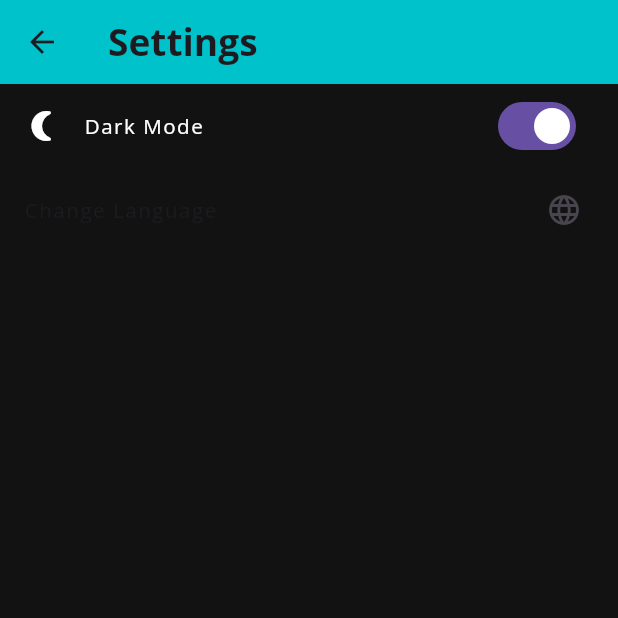
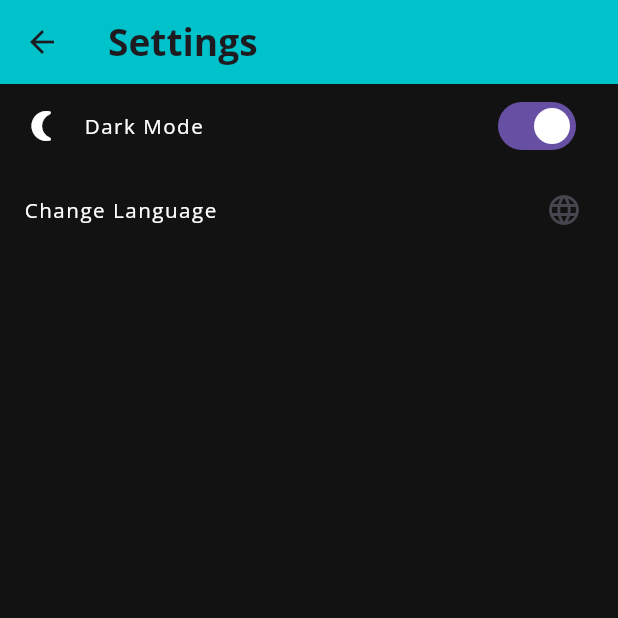
Before and after one commit to meruyert4/recipe_app, a Flutter app: the SettingsScreen screen opened directly, after a tap on "Light Mode", on a phone screen of 412 x 824 dp, the top half of it. Run offline on Flutter 3.47's test engine with Material 3 defaults, Android fonts, the phone set to English and light mode, and no system bars; our stand-ins replace cached_network_image, csv, firebase_auth, firebase_core, firebase_database, google_fonts and 3 more; accounts and stored records are empty; generated files the repository leaves out were written again; network calls fail.

Commit message:
fixed theme texts

```diff
--- a/lib/screens/settings_screen.dart
+++ b/lib/screens/settings_screen.dart
@@ -39,7 +39,12 @@ class SettingsScreen extends StatelessWidget {
             ),
           ),
           ListTile(
-            title: Text(AppLocalizations.of(context)!.changeLanguage),
+            title: Text(
+              AppLocalizations.of(context)!.changeLanguage,
+              style: theme.textTheme.bodyLarge?.copyWith(
+                color: isDark ? Colors.white : Colors.black, // Adjust text color based on theme
+              ),
+            ),
             trailing: const Icon(Icons.language),
             onTap: () {
               localeProvider.toggleLocale();
--- a/lib/widgets/search_field.dart
+++ b/lib/widgets/search_field.dart
@@ -3,6 +3,7 @@ import 'package:provider/provider.dart';
 import 'package:sizer/sizer.dart';
 import 'package:unicons/unicons.dart';
 import 'package:recipe_app/provider/recipe_provider.dart';
+import 'package:recipe_app/custom_theme.dart';
 class SearchField extends StatefulWidget {
   const SearchField({Key? key}) : super(key: key);
 
@@ -38,7 +39,9 @@ class _SearchFieldState extends State<SearchField> {
       borderRadius: BorderRadius.circular(8.0),
       child: TextField(
         controller: _controller,
-        style: theme.textTheme.bodyMedium,
+        style: theme.textTheme.bodyLarge?.copyWith(
+          color: theme.brightness == Brightness.dark ? Colors.white : Colors.black, // Adjust text color based on theme
+        ),
         decoration: InputDecoration(
           filled: true,
           fillColor: theme.cardColor,
@@ -58,10 +61,6 @@ class _SearchFieldState extends State<SearchField> {
             },
           ),
           hintText: 'Search recipe here...',
-          hintStyle: TextStyle(
-            color: theme.brightness == Brightness.dark ? Colors.white70 : Colors.black54, // Ensure hintStyle color
-            fontSize: 10.0.sp,
-          ),
           enabledBorder: OutlineInputBorder(
             borderSide: BorderSide(width: 1.0, color: theme.dividerColor),
             borderRadius: BorderRadius.circular(8.0),
```
